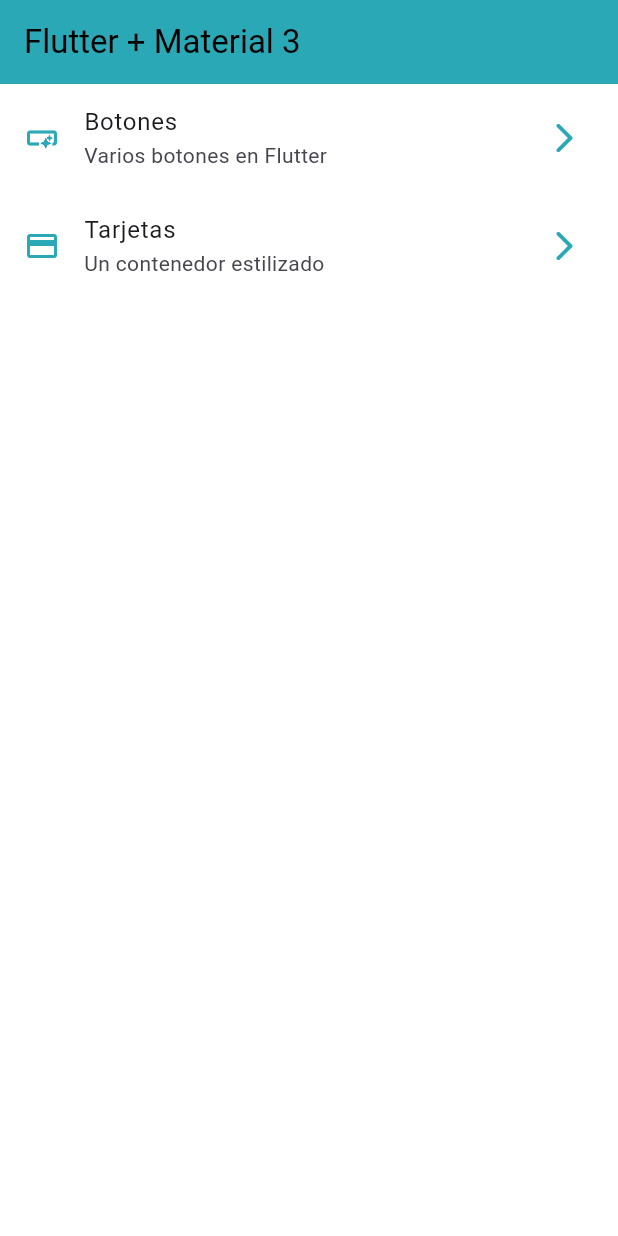
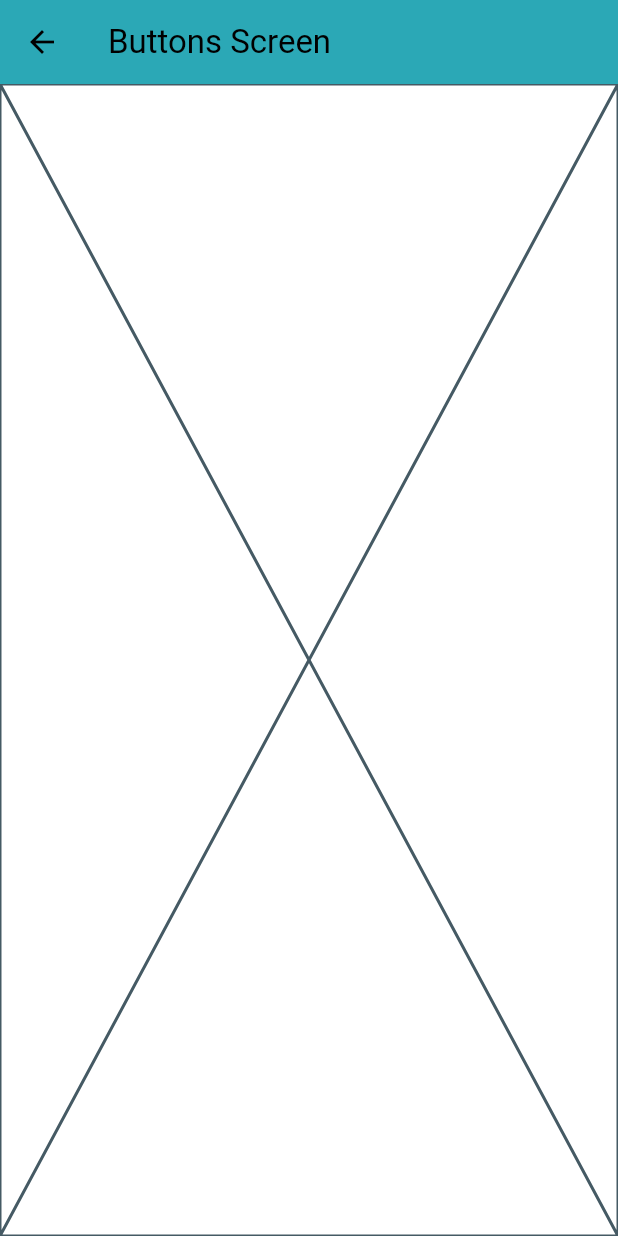
Before and after one commit to JuanMiguelUribe/widgets_apps, a Flutter app: the screen it shows after launch, after a tap on "Botones", on a phone screen of 412 x 824 dp. Run offline on Flutter 3.47's test engine with Material 3 defaults, Android fonts, the phone set to English and light mode, and no system bars.

```diff
--- a/lib/config/menu/menu_items.dart
+++ b/lib/config/menu/menu_items.dart
@@ -25,7 +25,7 @@ const List<MenuItem> appMenuItems = [
   MenuItem(
     title: "Tarjetas",
     subTitle: "Un contenedor estilizado",
-    link: "/card",
+    link: "/cards",
     icon: Icons.credit_card,
   ),
 ];
--- /dev/null
+++ b/lib/presentation/screens/buttons/buttons_screen.dart
@@ -0,0 +1,13 @@
+import 'package:flutter/material.dart';
+
+class ButtonsScreen extends StatelessWidget {
+  const ButtonsScreen({super.key});
+
+  @override
+  Widget build(BuildContext context) {
+    return Scaffold(
+      appBar: AppBar(title: const Text("Buttons Screen")),
+      body: const Placeholder(),
+    );
+  }
+}
--- a/lib/presentation/screens/home/home_screen.dart
+++ b/lib/presentation/screens/home/home_screen.dart
@@ -1,5 +1,6 @@
 import 'package:flutter/material.dart';
 import 'package:widgets_app/config/menu/menu_items.dart';
+import 'package:widgets_app/presentation/screens/buttons/buttons_screen.dart';
 
 class HomeScreen extends StatelessWidget {
   const HomeScreen({super.key});
@@ -44,7 +45,11 @@ class _CustomListTile extends StatelessWidget {
       ),
       title: Text(menuItem.title),
       subtitle: Text(menuItem.subTitle),
-      onTap: () {},
+      onTap: () {
+        Navigator.of(
+          context,
+        ).push(MaterialPageRoute(builder: (context) => const ButtonsScreen()));
+      },
     );
   }
 }
```
Also changed, not shown: lib/presentation/screens/cards/cards_screen.dart (added, +13 -0 lines).
